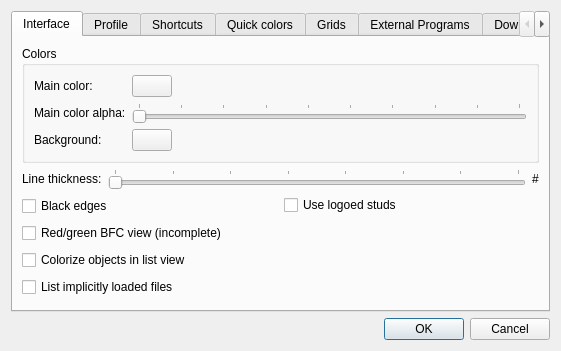
crimsondusk/ldforge, file src/ui/config.ui: the form before one commit.
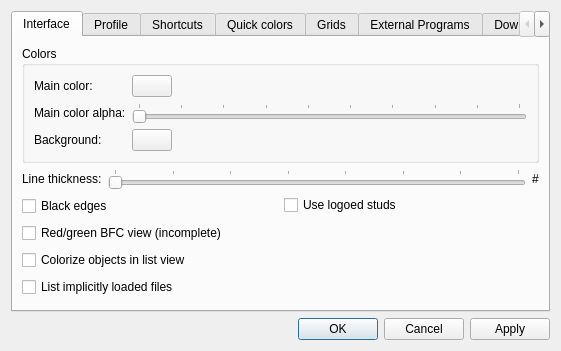
The form after the commit. Icons and pictures are not drawn.

Commit message: more changes. Spawn the config prompt on first start, on the profile tab. gl_colorbfc and gl_blackedges now default to false.

```diff
--- a/src/ui/config.ui
+++ b/src/ui/config.ui
@@ -691,7 +691,7 @@
       <enum>Qt::Horizontal</enum>
      </property>
      <property name="standardButtons">
-      <set>QDialogButtonBox::Cancel|QDialogButtonBox::Ok</set>
+      <set>QDialogButtonBox::Apply|QDialogButtonBox::Cancel|QDialogButtonBox::Ok</set>
      </property>
     </widget>
    </item>
```
Left out of the diff: 35 changed lines with no effect on the pictures. The commit also changes 7 other files.
